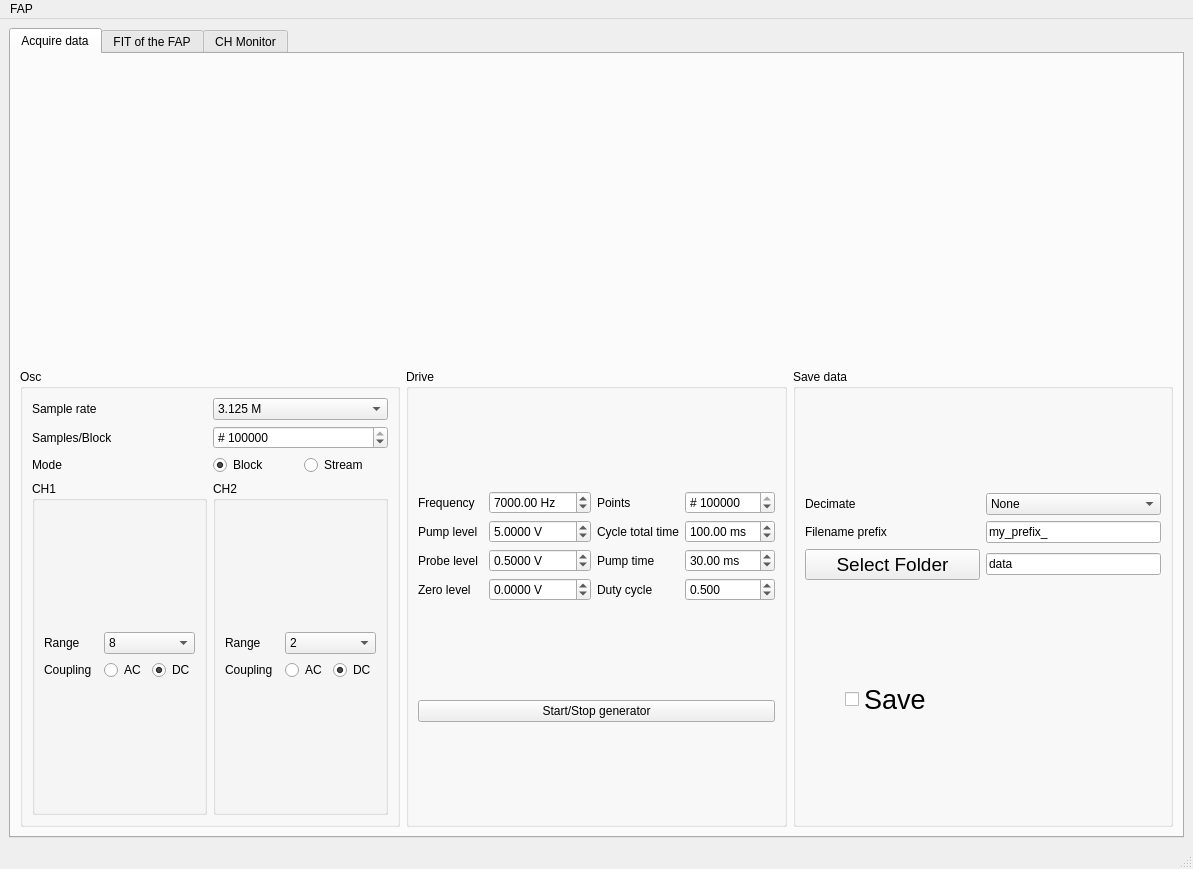
Above: gui.ui from zoran-grujic/FAP-TiePie before the change. Below: the same form after it.
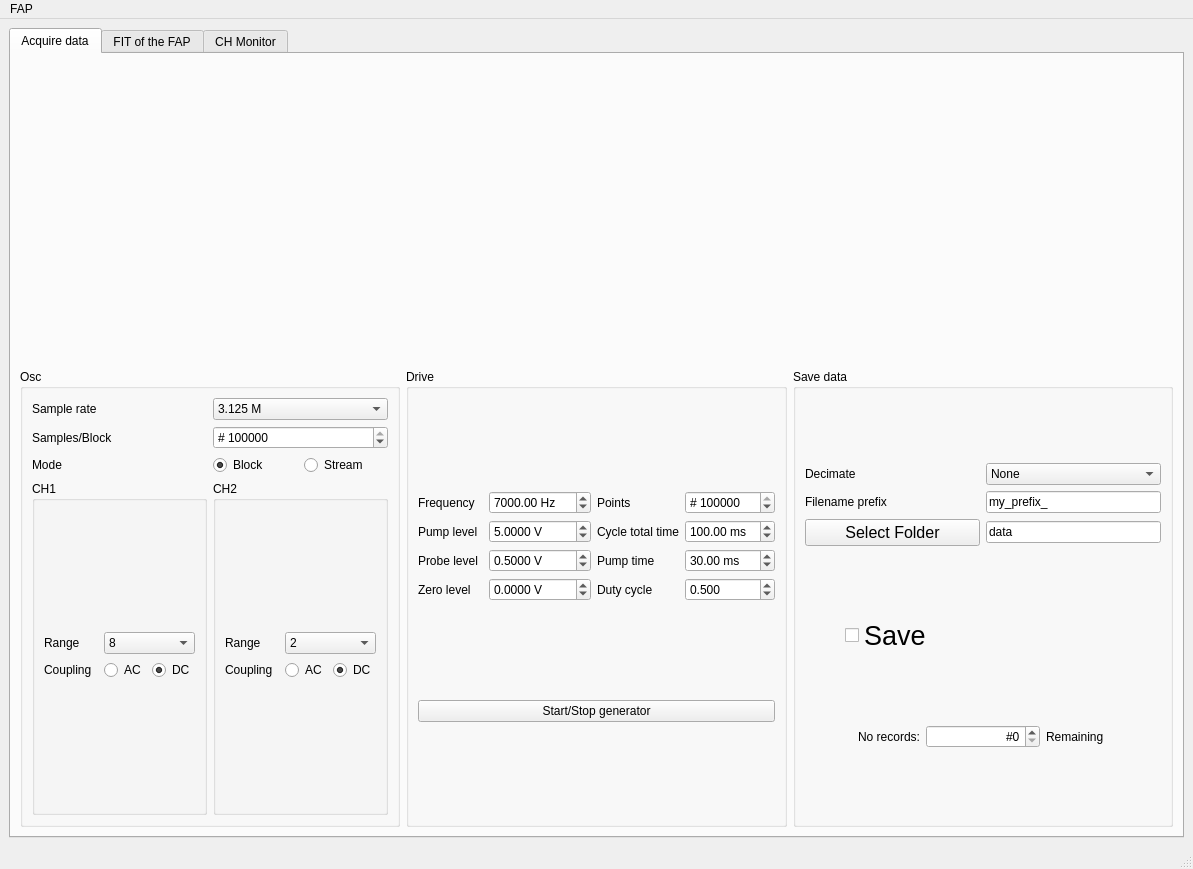
That is the form after the change. The open tabs and pages were chosen to show the change. Icons and pictures are not drawn.

Commit message: Set number of recordings to save

```diff
--- a/gui.ui
+++ b/gui.ui
@@ -698,7 +698,7 @@
                   <widget class="QPushButton" name="pushButton_SelectFolder">
                    <property name="font">
                     <font>
-                     <pointsize>14</pointsize>
+                     <pointsize>12</pointsize>
                     </font>
                    </property>
                    <property name="text">
@@ -794,6 +794,55 @@
                  </item>
                 </layout>
                </item>
+               <item>
+                <layout class="QGridLayout" name="gridLayout_13">
+                 <item row="0" column="1">
+                  <widget class="QDoubleSpinBox" name="doubleSpinBox_RecordsToSave">
+                   <property name="toolTip">
+                    <string>If 0 it will keep recording until Save unchecked.</string>
+                   </property>
+                   <property name="alignment">
+                    <set>Qt::AlignRight|Qt::AlignTrailing|Qt::AlignVCenter</set>
+                   </property>
+                   <property name="prefix">
+                    <string notr="true">#</string>
+                   </property>
+                   <property name="suffix">
+                    <string notr="true"/>
+                   </property>
+                   <property name="decimals">
+                    <number>0</number>
+                   </property>
+                   <property name="minimum">
+                    <double>0.000000000000000</double>
+                   </property>
+                   <property name="maximum">
+                    <double>1000000000000.000000000000000</double>
+                   </property>
+                   <property name="singleStep">
+                    <double>100.000000000000000</double>
+                   </property>
+                  </widget>
+                 </item>
+                 <item row="0" column="0">
+                  <widget class="QLabel" name="label_31">
+                   <property name="text">
+                    <string>No records:</string>
+                   </property>
+                   <property name="alignment">
+                    <set>Qt::AlignRight|Qt::AlignTrailing|Qt::AlignVCenter</set>
+                   </property>
+                  </widget>
+                 </item>
+                 <item row="0" column="2">
+                  <widget class="QLabel" name="label_RemainingToSave">
+                   <property name="text">
+                    <string>Remaining</string>
+                   </property>
+                  </widget>
+                 </item>
+                </layout>
+               </item>
               </layout>
              </widget>
             </item>
```
Left out of the diff: 2 changed lines with no effect on the pictures. The commit also changes 2 other files.
